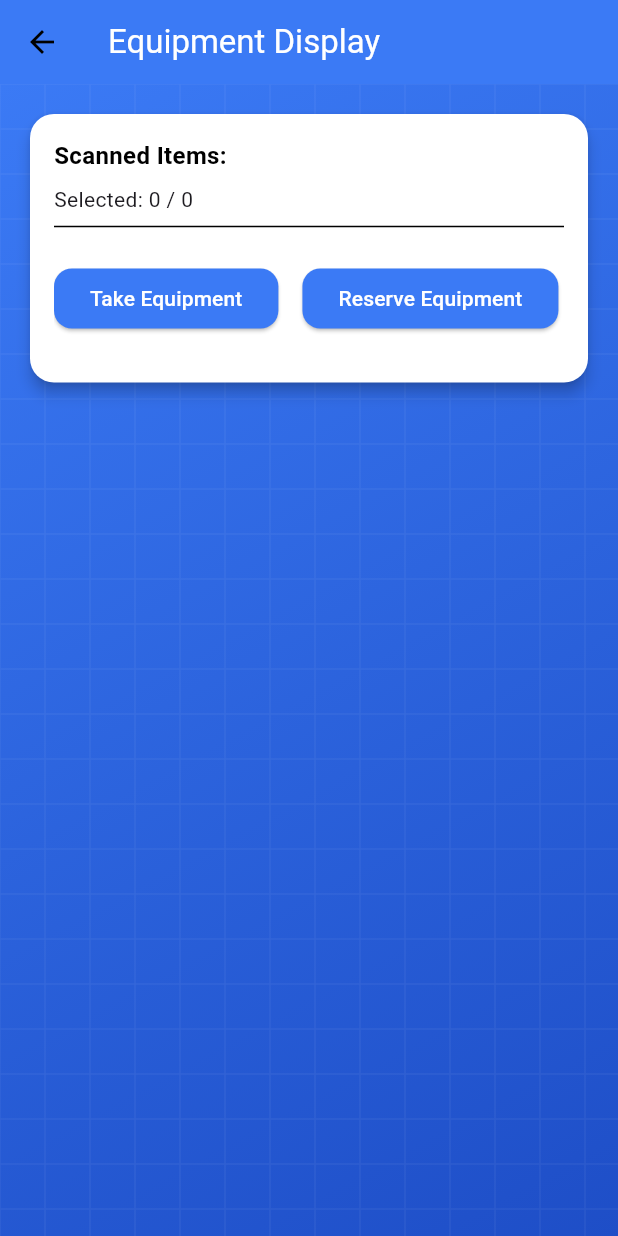
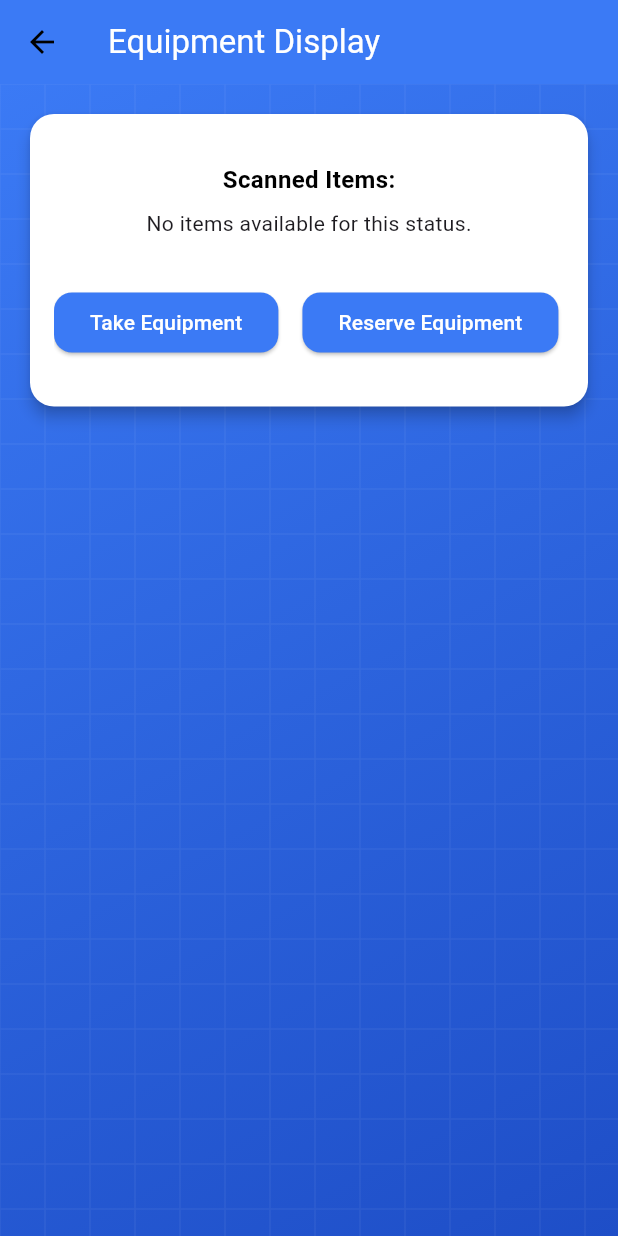
Before and after one commit to Saquib4543/Hospital_Management, a Flutter app: the EquipmentDisplay screen opened directly, on a phone screen of 412 x 824 dp. Run offline on Flutter 3.47's test engine with Material 3 defaults, Android fonts, the phone set to English and light mode, and no system bars; our stand-ins replace barcode_widget, get, get_storage, google_fonts, image_gallery_saver, permission_handler and 2 more; missing offline and left inert: dart:html, qr_code_scanner; accounts and stored records are empty.

Commit message:
Employee Update- 21-03-25

```diff
--- a/lib/Employee/MedicalDashboard Functions/EquipmentDisplay.dart
+++ b/lib/Employee/MedicalDashboard Functions/EquipmentDisplay.dart
@@ -551,7 +551,28 @@ class _EquipmentDisplayState extends State<EquipmentDisplay> {
 
   // ----------------- SCANNED ITEMS LIST (CHECKBOXES) -----------------
   Widget _buildEquipmentSelection(List<Item_Details> displayedItems) {
-    // Number selected among *displayed* items
+    if (displayedItems.isEmpty) {
+      // If no items match the chosen status, show a text message
+      return Padding(
+        padding: const EdgeInsets.symmetric(vertical: 16.0),
+        child: Column(
+          children: const [
+            Text(
+              "Scanned Items:",
+              style: TextStyle(
+                fontSize: 16,
+                fontWeight: FontWeight.bold,
+                color: Colors.black,
+              ),
+            ),
+            SizedBox(height: 8),
+            Text("No items available for this status."),
+          ],
+        ),
+      );
+    }
+
+    // Otherwise show the normal list
     final selectedCount = displayedItems.where((item) {
       final idx = allItems.indexOf(item);
       return isSelected[idx];
```
